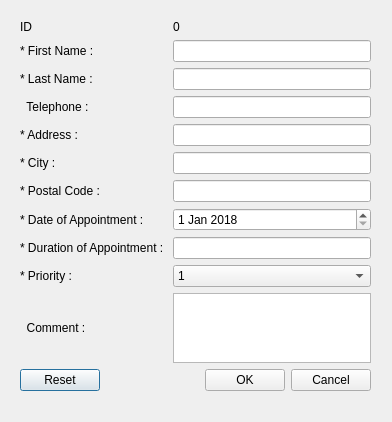
First picture: the form in TPQtIntroduction/dialogmodifyclient.ui, repository Lydie-Pierrick/TP2-QT-INTRO, before the edit.
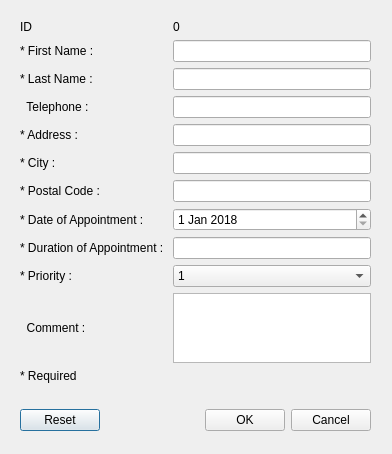
Second picture: the form after the edit.

Patch:
```diff
--- a/TPQtIntroduction/dialogmodifyclient.ui
+++ b/TPQtIntroduction/dialogmodifyclient.ui
@@ -7,7 +7,7 @@
     <x>0</x>
     <y>0</y>
     <width>392</width>
-    <height>422</height>
+    <height>454</height>
    </rect>
   </property>
   <property name="windowTitle">
@@ -17,7 +17,7 @@
    <property name="geometry">
     <rect>
      <x>20</x>
-     <y>360</y>
+     <y>400</y>
      <width>351</width>
      <height>41</height>
     </rect>
@@ -65,7 +65,7 @@
      <x>20</x>
      <y>20</y>
      <width>351</width>
-     <height>343</height>
+     <height>363</height>
     </rect>
    </property>
    <layout class="QGridLayout" name="gridLayout">
@@ -220,6 +220,13 @@
       </property>
      </widget>
     </item>
+    <item row="11" column="0">
+     <widget class="QLabel" name="label_required">
+      <property name="text">
+       <string>* Required</string>
+      </property>
+     </widget>
+    </item>
    </layout>
   </widget>
  </widget>
```
Left out of the diff: 98 changed lines with no effect on the pictures.
